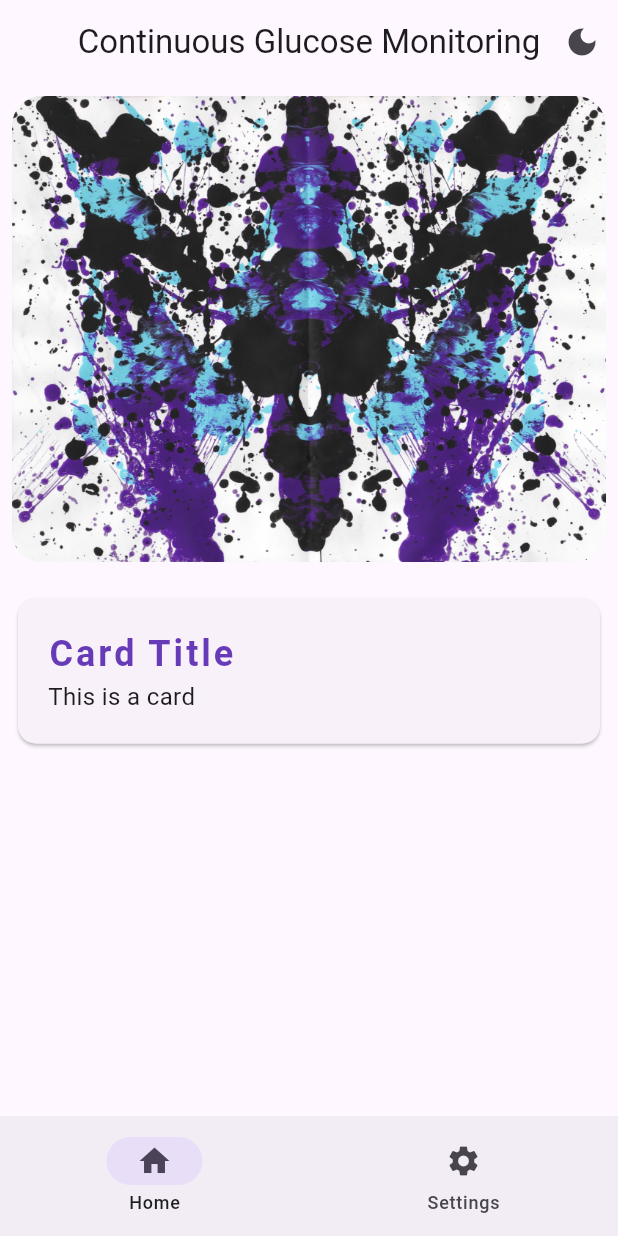
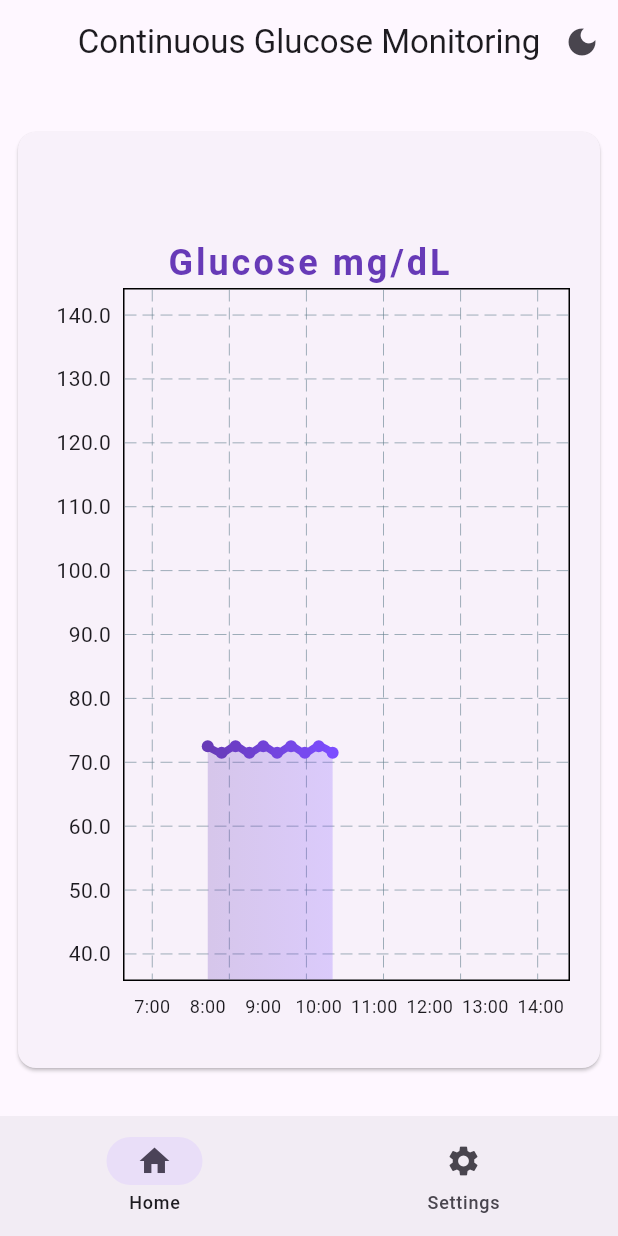
Before and after one commit to Tshadow999/glucose_monitor, a Flutter app: the screen it shows after launch, after a tap on "Get Started", on a phone screen of 412 x 824 dp. Run offline on Flutter 3.47's test engine with Material 3 defaults, Android fonts, the phone set to English and light mode, and no system bars; drawn by our look-alikes of fl_chart; our stand-ins replace shared_preferences.

Commit message:
Added glucose chart, with  unit changer

```diff
--- a/mobile_app/lib/data/constants.dart
+++ b/mobile_app/lib/data/constants.dart
@@ -2,6 +2,11 @@ import 'package:flutter/material.dart';
 
 class CustomConstants {
   static const String themeModePrefKey = "themeMode";
+
+  static const String glucoseUnitPrefKey = "glucoseUnit";
+
+  static const String unitMmol = "mmol/L";
+  static const String unitMg = "mg/dL";
 }
 
 class CustomTextStyles {
--- a/mobile_app/lib/data/notifiers.dart
+++ b/mobile_app/lib/data/notifiers.dart
@@ -2,3 +2,8 @@ import 'package:flutter/material.dart';
 
 ValueNotifier<int> selectedPageNotifier = ValueNotifier(0);
 ValueNotifier<bool> darkModeNotifier = ValueNotifier(true);
+
+/// True for mg/dL false for mmol/L
+///
+/// glucoseUnitNotifier.value ? CustomConstants.unitMg : CustomConstants.unitMmol
+ValueNotifier<bool> glucoseUnitNotifier = ValueNotifier(true);
--- a/mobile_app/lib/main.dart
+++ b/mobile_app/lib/main.dart
@@ -19,14 +19,16 @@ class _MyAppState extends State<MyApp> {
   @override
   void initState() {
     super.initState();
-
-    initThemeMode();
+    initPreferences();
   }
 
-  Future<void> initThemeMode() async {
+  Future<void> initPreferences() async {
     final SharedPreferences prefs = await SharedPreferences.getInstance();
     final bool? themeMode = prefs.getBool(CustomConstants.themeModePrefKey);
     darkModeNotifier.value = themeMode ?? false;
+
+    final bool? glucoseUnit = prefs.getBool(CustomConstants.glucoseUnitPrefKey);
+    glucoseUnitNotifier.value = glucoseUnit ?? true;
   }
 
   @override
--- a/mobile_app/lib/views/pages/home_page.dart
+++ b/mobile_app/lib/views/pages/home_page.dart
@@ -1,40 +1,14 @@
 import 'package:flutter/material.dart';
-import 'package:mobile_app/views/widgets/hero_widget.dart';
-import 'package:mobile_app/data/constants.dart';
+import 'package:mobile_app/views/widgets/daily_glucose_chart.dart';
 
 class HomePage extends StatelessWidget {
   const HomePage({super.key});
 
   @override
   Widget build(BuildContext context) {
-    return SingleChildScrollView(
-      child: Padding(
-        padding: const EdgeInsets.all(8.0),
-        child: Column(
-          children: [
-            HeroWidget(),
-            Container(
-              width: double.infinity,
-              padding: EdgeInsets.symmetric(vertical: 20.0),
-              child: Card(
-                child: Padding(
-                  padding: EdgeInsets.all(20.0),
-                  child: Column(
-                    crossAxisAlignment: CrossAxisAlignment.start,
-                    children: [
-                      Text("Card Title", style: CustomTextStyles.cardTitle),
-                      Text(
-                        "This is a card",
-                        style: CustomTextStyles.cardDescription,
-                      ),
-                    ],
-                  ),
-                ),
-              ),
-            ),
-          ],
-        ),
-      ),
+    return Padding(
+      padding: const EdgeInsets.all(8.0),
+      child: DailyGlucoseChart(),
     );
   }
 }
--- /dev/null
+++ b/mobile_app/lib/views/widgets/daily_glucose_chart.dart
@@ -0,0 +1,163 @@
+import 'package:fl_chart/fl_chart.dart';
+import 'package:flutter/material.dart';
+import 'dart:async';
+
+import 'package:mobile_app/data/constants.dart';
+import 'package:mobile_app/data/notifiers.dart';
+
+class DailyGlucoseChart extends StatefulWidget {
+  const DailyGlucoseChart({super.key});
+
+  @override
+  State<DailyGlucoseChart> createState() => _DailyGlucoseChartState();
+}
+
+class _DailyGlucoseChartState extends State<DailyGlucoseChart> {
+  List<Color> gradientColors = [Colors.deepPurple, Colors.deepPurpleAccent];
+
+  bool showAvg = false;
+  List<FlSpot> glucoseLevels = [];
+
+  Timer? _timer;
+  String glucoseUnit = CustomConstants.unitMg;
+
+  @override
+  void initState() {
+    super.initState();
+    _generateDummyData();
+    _timer = Timer.periodic(const Duration(minutes: 5), (timer) {
+      if (!mounted) return;
+      _addNewGlucoseReading();
+    });
+
+    glucoseUnit =
+        glucoseUnitNotifier.value
+            ? CustomConstants.unitMg
+            : CustomConstants.unitMmol;
+  }
+
+  @override
+  Widget build(BuildContext context) {
+    return Container(
+      width: double.infinity,
+      padding: EdgeInsets.symmetric(vertical: 20.0),
+      child: Card(
+        child: Padding(
+          padding: EdgeInsets.all(20.0),
+          child: Column(
+            mainAxisAlignment: MainAxisAlignment.end,
+            children: [
+              Text("Glucose $glucoseUnit", style: CustomTextStyles.cardTitle),
+              SizedBox(height: 500, child: LineChart(mainData())),
+            ],
+          ),
+        ),
+      ),
+    );
+  }
+
+  @override
+  void dispose() {
+    _timer?.cancel();
+    super.dispose();
+  }
+
+  void _generateDummyData() {
+    DateTime now = DateTime.now();
+    setState(() {
+      glucoseLevels = List.generate(10, (index) {
+        DateTime time = now.subtract(Duration(minutes: (10 - index) * 15));
+        return FlSpot(
+          time.millisecondsSinceEpoch.toDouble(),
+          (4 * (glucoseUnitNotifier.value ? 18 : 1) +
+              (index % 2 == 0 ? 0.5 : -0.5)),
+        );
+      });
+    });
+  }
+
+  void _addNewGlucoseReading() {
+    DateTime now = DateTime.now();
+    setState(() {
+      glucoseLevels.add(FlSpot(now.millisecondsSinceEpoch.toDouble(), 4));
+      if (glucoseLevels.length > 10) {
+        glucoseLevels.removeAt(0);
+      }
+    });
+  }
+
+  Widget bottomTitleWidgets(double value, TitleMeta meta) {
+    DateTime date = DateTime.fromMillisecondsSinceEpoch(value.toInt());
+    String formattedTime =
+        "${date.hour}:${date.minute.toString().padLeft(2, '0')}";
+
+    return SideTitleWidget(
+      meta: meta,
+      child: Text(formattedTime, style: const TextStyle(fontSize: 12)),
+    );
+  }
+
+  LineChartData mainData() {
+    DateTime now = DateTime.now();
+
+    double startTime = now.millisecondsSinceEpoch.toDouble();
+    double range = Duration(hours: 8).inMilliseconds.toDouble();
+
+    // Calculate the x-axis min and max to ensure we have a correct time window
+    double minX = startTime - range / 2;
+    double maxX = startTime + range / 2;
+
+    return LineChartData(
+      gridData: FlGridData(show: true, drawVerticalLine: true),
+      titlesData: FlTitlesData(
+        topTitles: const AxisTitles(sideTitles: SideTitles(showTitles: false)),
+        bottomTitles: AxisTitles(
+          sideTitles: SideTitles(
+            showTitles: true,
+            reservedSize: 38,
+            maxIncluded: false,
+            minIncluded: false,
+            interval: Duration(hours: 1).inMilliseconds.toDouble(),
+            getTitlesWidget: bottomTitleWidgets,
+          ),
+        ),
+        leftTitles: AxisTitles(
+          sideTitles: SideTitles(
+            showTitles: true,
+            minIncluded: false,
+            maxIncluded: false,
+            reservedSize: 50,
+            interval: 0.5 * (glucoseUnitNotifier.value ? 20 : 1),
+            getTitlesWidget: (value, meta) {
+              return SideTitleWidget(meta: meta, child: Text("$value"));
+            },
+          ),
+        ),
+        rightTitles: const AxisTitles(
+          sideTitles: SideTitles(showTitles: false),
+        ),
+      ),
+      borderData: FlBorderData(show: true),
+      minX: minX,
+      maxX: maxX,
+      minY: 2 * (glucoseUnitNotifier.value ? 18 : 1),
+      maxY: 8 * (glucoseUnitNotifier.value ? 18 : 1),
+      lineBarsData: [
+        LineChartBarData(
+          spots: glucoseLevels,
+          isCurved: true,
+          gradient: LinearGradient(colors: gradientColors),
+          barWidth: 5,
+          isStrokeCapRound: true,
+          dotData: const FlDotData(show: true),
+          belowBarData: BarAreaData(
+            show: true,
+            gradient: LinearGradient(
+              colors: gradientColors.map((c) => c.withAlpha(60)).toList(),
+            ),
+          ),
+        ),
+      ],
+    );
+  }
+}
--- a/mobile_app/pubspec.yaml
+++ b/mobile_app/pubspec.yaml
@@ -36,6 +36,8 @@ dependencies:
   cupertino_icons: ^1.0.8
   shared_preferences: ^2.5.2
   flutter_launcher_icons: ^0.14.3
+  http: ^1.3.0
+  fl_chart: ^0.70.2
 
 dev_dependencies:
   flutter_test:
```
Also changed, not shown: mobile_app/lib/views/pages/settings_page.dart (+58 -20 lines), 2 other files.
